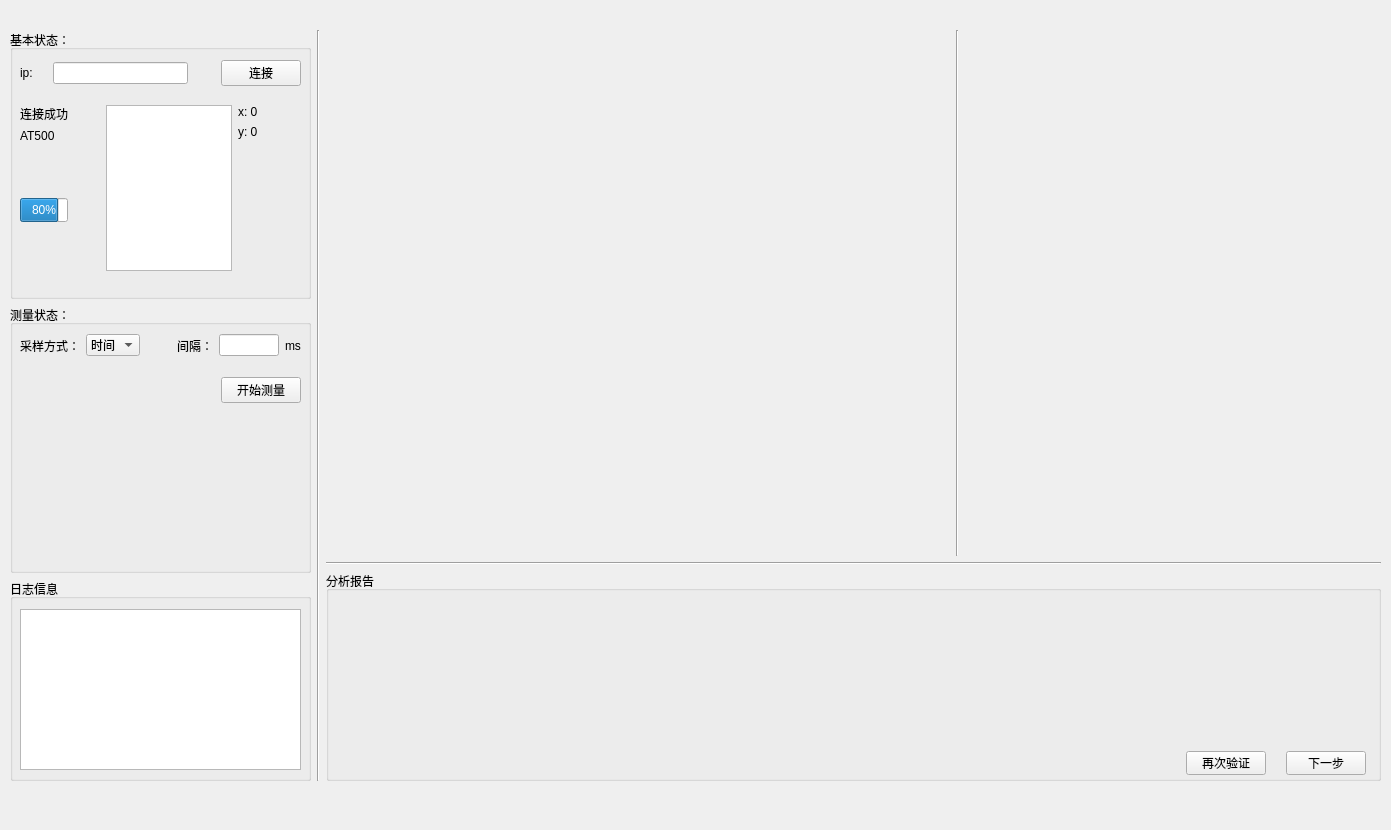
Qt form pages/calibrationpage.ui (MinWenaaa/surfacePlanner) before a commit.
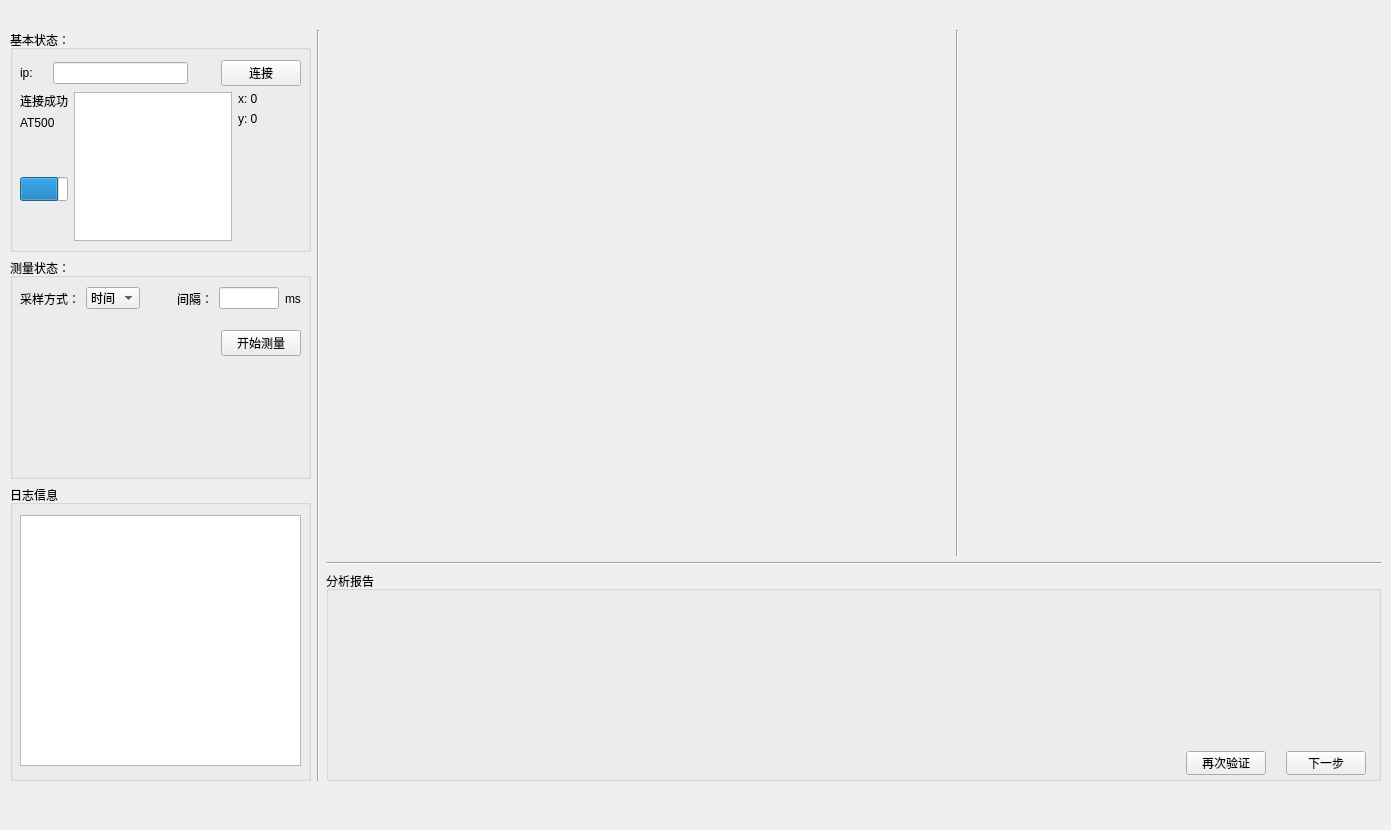
The same form after that commit.

```diff
--- a/pages/calibrationpage.ui
+++ b/pages/calibrationpage.ui
@@ -39,7 +39,7 @@
      <enum>QLayout::SetMaximumSize</enum>
     </property>
     <item>
-     <layout class="QVBoxLayout" name="verticalLayout_setting" stretch="4,4,3">
+     <layout class="QVBoxLayout" name="verticalLayout_setting" stretch="3,3,4">
       <property name="sizeConstraint">
        <enum>QLayout::SetMaximumSize</enum>
       </property>
@@ -54,7 +54,7 @@
            <x>10</x>
            <y>30</y>
            <width>281</width>
-           <height>211</height>
+           <height>181</height>
           </rect>
          </property>
          <layout class="QVBoxLayout" name="verticalLayout_3">
@@ -106,7 +106,7 @@
            </spacer>
           </item>
           <item>
-           <layout class="QHBoxLayout" name="inclinationLayout" stretch="3,1,4,2">
+           <layout class="QHBoxLayout" name="inclinationLayout" stretch="3,5,2">
             <item>
              <layout class="QVBoxLayout" name="verticalLayout_2">
               <item>
@@ -153,6 +153,9 @@
                 <property name="value">
                  <number>80</number>
                 </property>
+                <property name="textVisible">
+                 <bool>false</bool>
+                </property>
                 <property name="orientation">
                  <enum>Qt::Horizontal</enum>
                 </property>
@@ -173,19 +176,6 @@
               </item>
              </layout>
             </item>
-            <item>
-             <spacer name="horizontalSpacer_3">
-              <property name="orientation">
-               <enum>Qt::Horizontal</enum>
-              </property>
-              <property name="sizeHint" stdset="0">
-               <size>
-                <width>40</width>
-                <height>20</height>
-               </size>
-              </property>
-             </spacer>
-            </item>
             <item>
              <widget class="QGraphicsView" name="Inclination_container"/>
             </item>
@@ -346,7 +336,7 @@
            <x>10</x>
            <y>30</y>
            <width>281</width>
-           <height>161</height>
+           <height>251</height>
           </rect>
          </property>
          <property name="readOnly">
```
